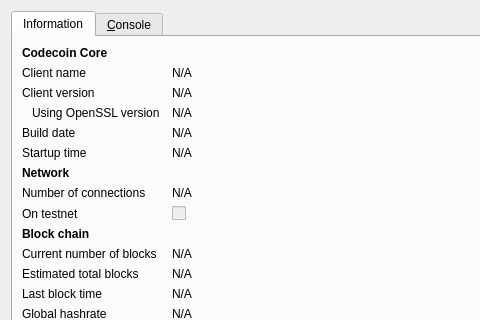
Qt form src/qt/forms/rpcconsole.ui (grantcoin/grantcoin-new) before a commit; both pictures show x 0 to 480 and y 0 to 320 of the 706 by 450 pixel window.
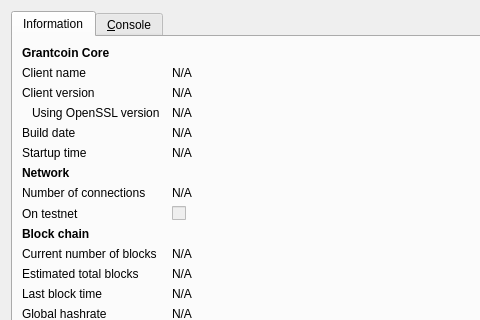
The same form after that commit. Icons and pictures are not drawn.

Commit message: change branding to Grantcoin

What changed in the file:
```diff
--- a/src/qt/forms/rpcconsole.ui
+++ b/src/qt/forms/rpcconsole.ui
@@ -36,7 +36,7 @@
           </font>
          </property>
          <property name="text">
-          <string>Codecoin Core</string>
+          <string>Grantcoin Core</string>
          </property>
         </widget>
        </item>
```
